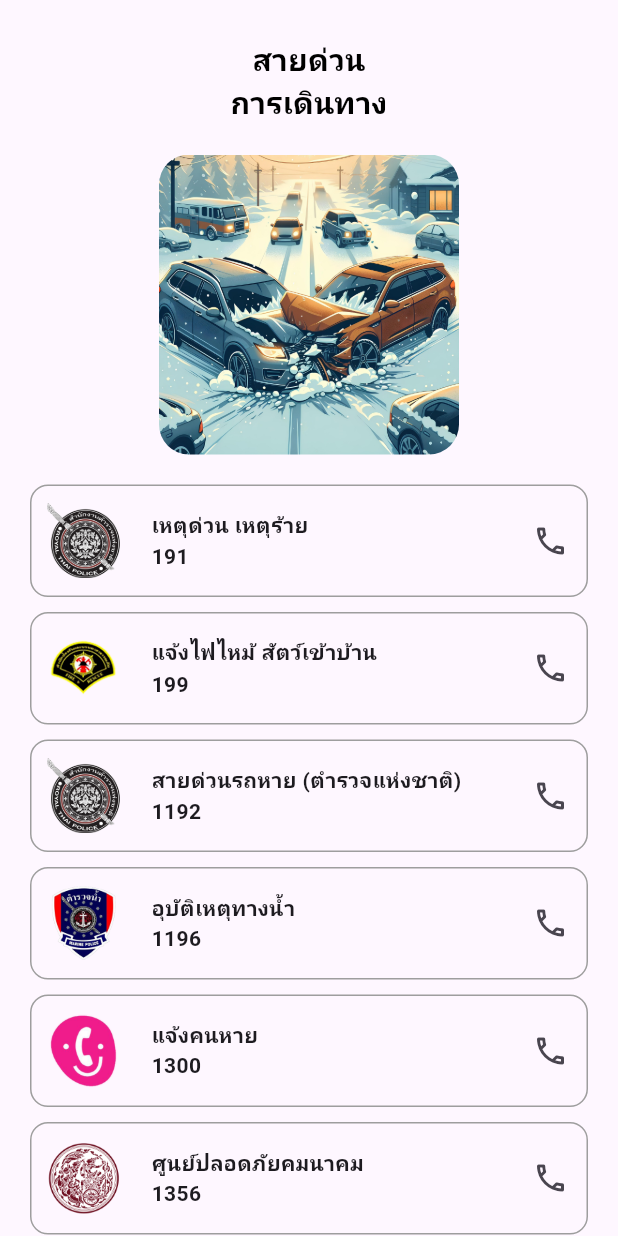
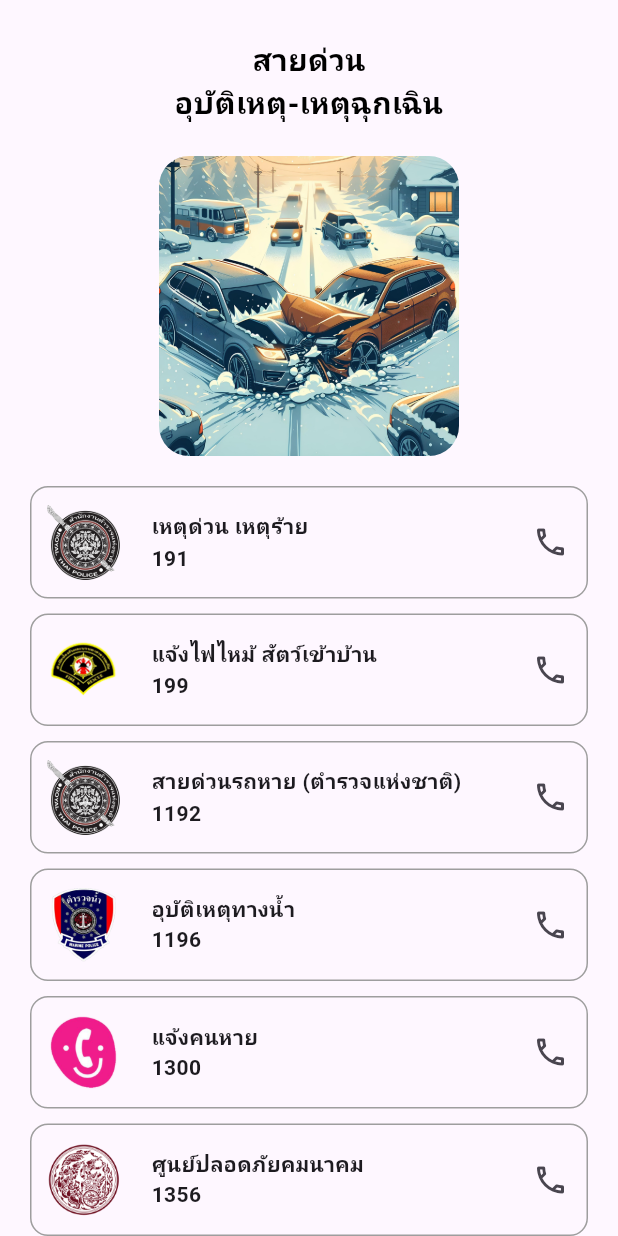
Before and after one commit to Phiraphat29/thai_hotline_app, a Flutter app: the SubBHomeUI screen opened directly, on a phone screen of 412 x 824 dp. Run offline on Flutter 3.47's test engine with Material 3 defaults, Android fonts, the phone set to English and light mode, and no system bars; our stand-ins replace google_fonts, introduction_screen, salomon_bottom_bar.

Commit message:
The Real Final Commit

```diff
--- a/lib/views/sub_b_home_ui.dart
+++ b/lib/views/sub_b_home_ui.dart
@@ -31,7 +31,7 @@ class _SubBHomeUIState extends State<SubBHomeUI> {
               children: [
                 SizedBox(height: 25),
                 Text(
-                  'สายด่วน\nการเดินทาง',
+                  'สายด่วน\nอุบัติเหตุ-เหตุฉุกเฉิน',
                   textAlign: TextAlign.center,
                   style: TextStyle(
                     color: Colors.black,
--- a/lib/views/sub_c_home_ui.dart
+++ b/lib/views/sub_c_home_ui.dart
@@ -31,7 +31,7 @@ class _SubCHomeUIState extends State<SubCHomeUI> {
               children: [
                 SizedBox(height: 25),
                 Text(
-                  'สายด่วน\nการเดินทาง',
+                  'สายด่วน\nธนาคาร',
                   textAlign: TextAlign.center,
                   style: TextStyle(
                     color: Colors.black,
```
